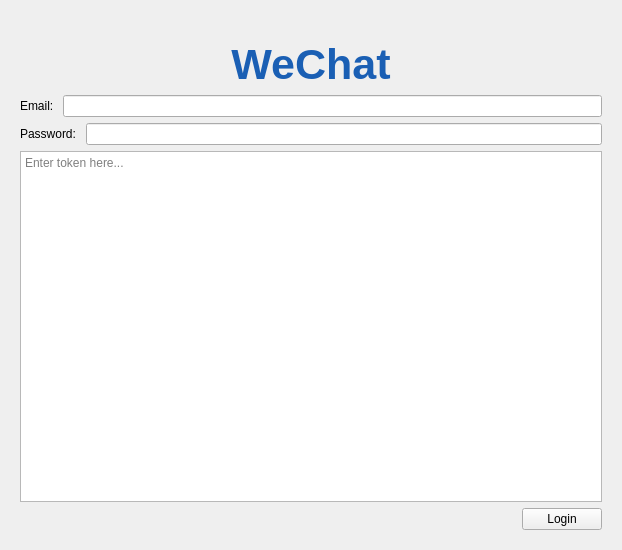
Qt form wechatcpp/widget.ui (hoainam10th123/wechatcpp) before a commit.
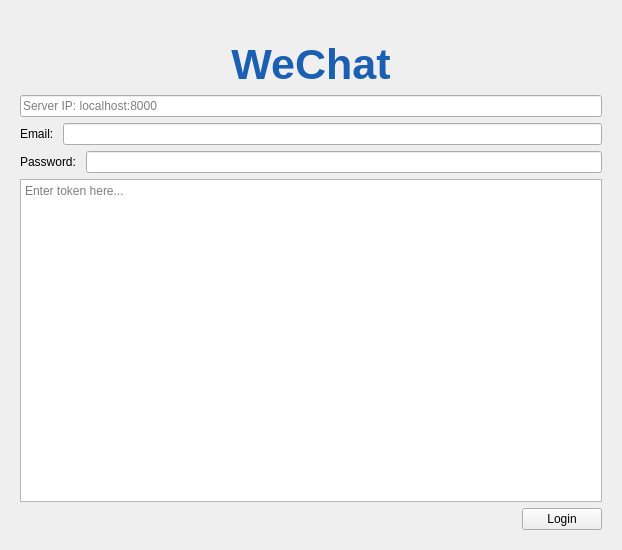
The same form after that commit. The open tabs and pages were chosen to show the change. Icons and pictures are not drawn.

Diff of the .ui file:
```diff
--- a/wechatcpp/widget.ui
+++ b/wechatcpp/widget.ui
@@ -53,6 +53,13 @@
          </property>
         </widget>
        </item>
+       <item>
+        <widget class="QLineEdit" name="lineEditServerIp">
+         <property name="placeholderText">
+          <string>Server IP: localhost:8000</string>
+         </property>
+        </widget>
+       </item>
        <item>
         <layout class="QHBoxLayout" name="horizontalLayout_2">
          <item>
```
Left out of the diff: 2 changed lines with no effect on the pictures.
